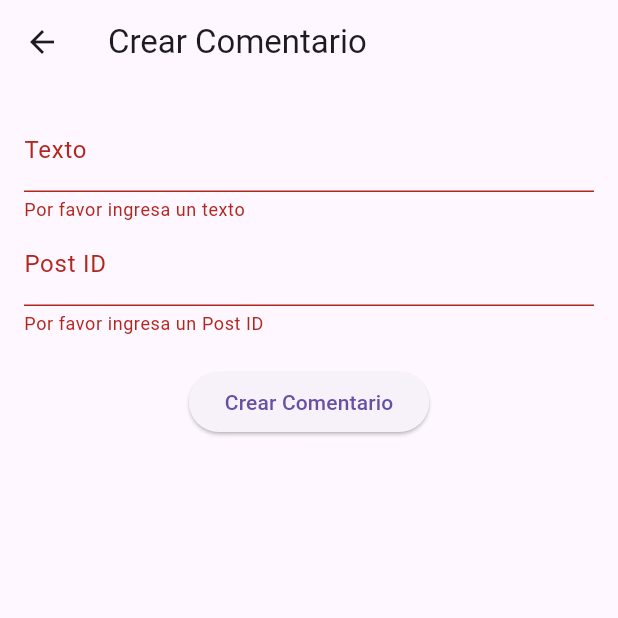
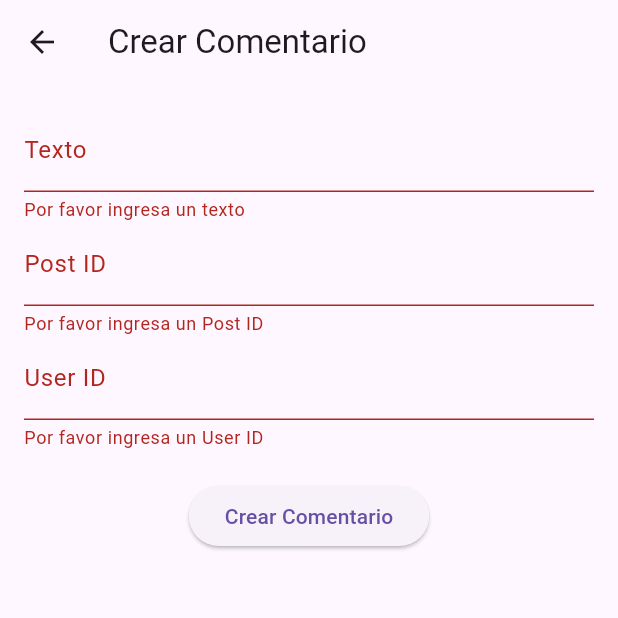
Before and after one commit to cosba2/PPS-BAYON, a Flutter app: the CreateCommentScreen screen opened by its route, after a tap on "Crear Comentario", on a phone screen of 412 x 824 dp, the top half of it. Run offline on Flutter 3.47's test engine with Material 3 defaults, Android fonts, the phone set to English and light mode, and no system bars.

Commit message:
actualizo comentarios

```diff
--- a/Frontend/blog_app/lib/main.dart
+++ b/Frontend/blog_app/lib/main.dart
@@ -1,5 +1,4 @@
 import 'package:blog_app/screens/posts/posts_screen.dart';
-
 import 'screens/comments/comments_screen.dart';
 import 'screens/comments/create_comment_screen.dart';
 import 'screens/comments/comment_detail_screen.dart';
--- a/Frontend/blog_app/lib/screens/comments/create_comment_screen.dart
+++ b/Frontend/blog_app/lib/screens/comments/create_comment_screen.dart
@@ -13,6 +13,7 @@ class _CreateCommentScreenState extends State<CreateCommentScreen> {
   final ApiService apiService = ApiService();
   final TextEditingController textController = TextEditingController();
   final TextEditingController postIdController = TextEditingController();
+  final TextEditingController userIdController = TextEditingController(); // Nuevo campo para user_id
 
   @override
   Widget build(BuildContext context) {
@@ -44,6 +45,16 @@ class _CreateCommentScreenState extends State<CreateCommentScreen> {
                   return null;
                 },
               ),
+              TextFormField(
+                controller: userIdController,
+                decoration: InputDecoration(labelText: 'User ID'), // Campo para user_id
+                validator: (value) {
+                  if (value == null || value.isEmpty) {
+                    return 'Por favor ingresa un User ID';
+                  }
+                  return null;
+                },
+              ),
               SizedBox(height: 20),
               ElevatedButton(
                 onPressed: () async {
@@ -51,6 +62,7 @@ class _CreateCommentScreenState extends State<CreateCommentScreen> {
                     var commentData = {
                       'content': textController.text,
                       'post_id': postIdController.text,
+                      'user_id': int.parse(userIdController.text), // Incluir user_id
                     };
 
                     bool success = await apiService.createComment(commentData);
```
Also changed, not shown: Frontend/blog_app/lib/services/api_service.dart (indentation only).
